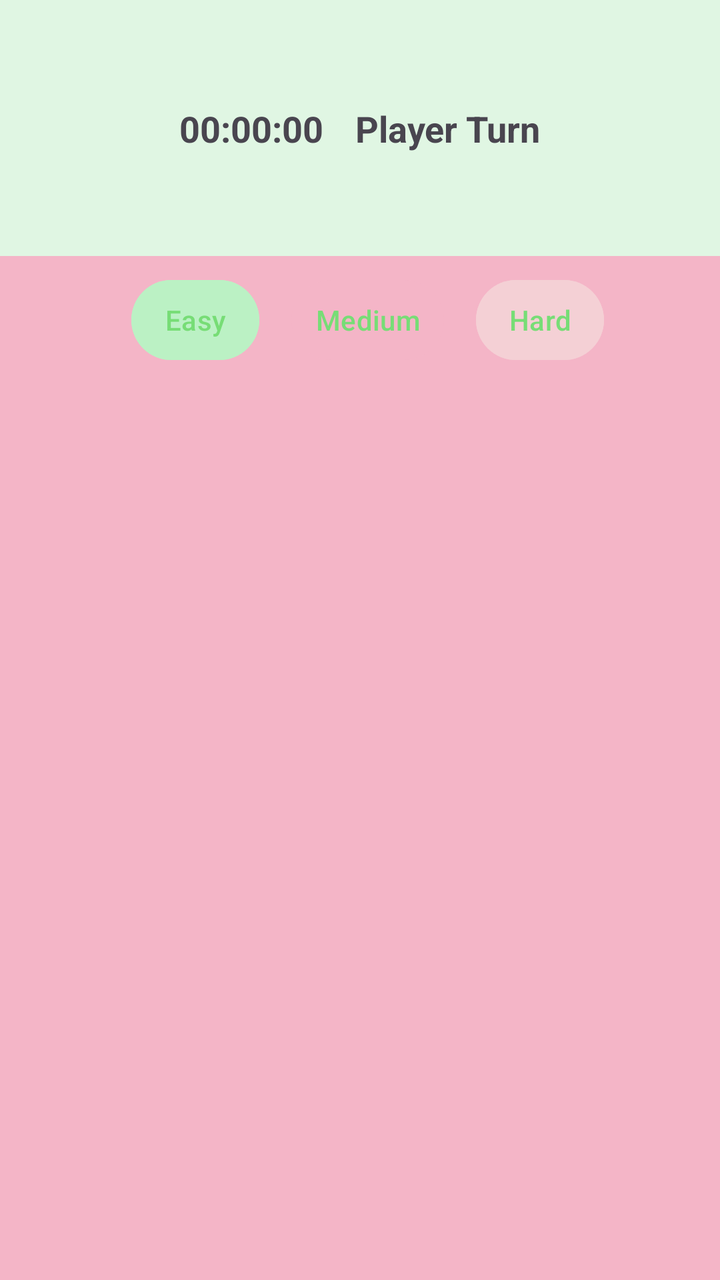
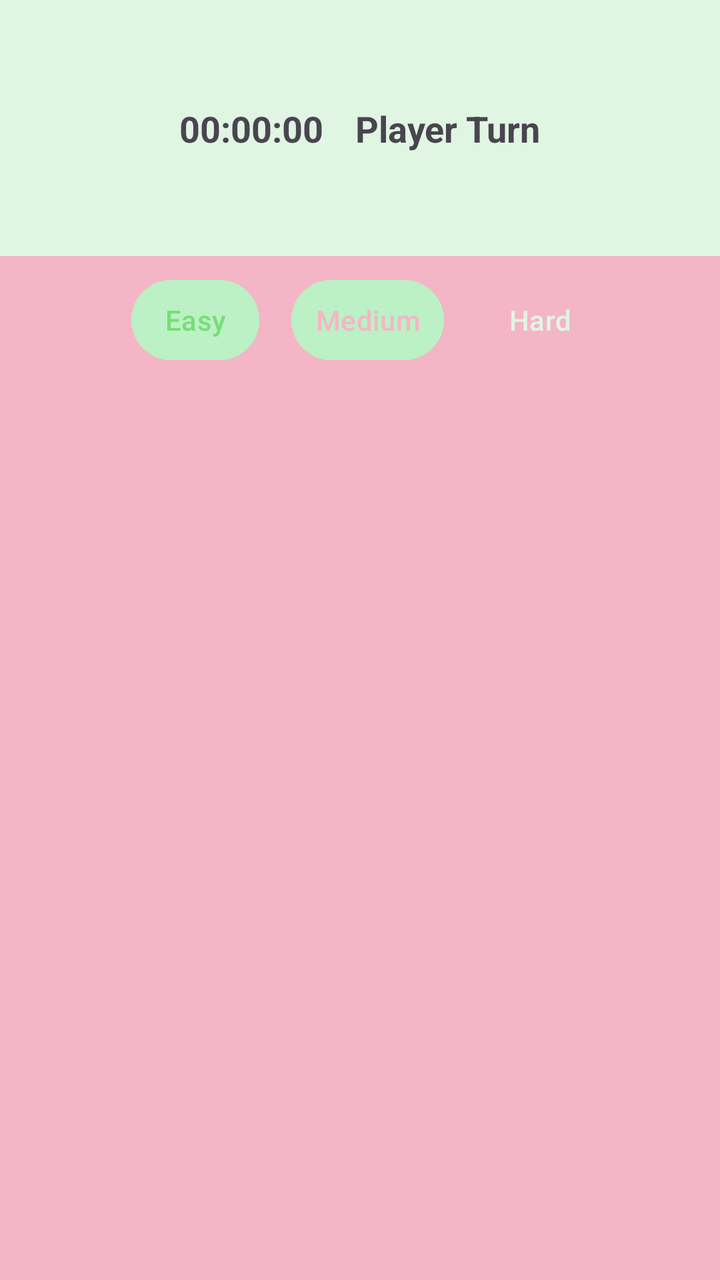

Compare the two renders of this Android layout. The source of the first and the diff that turns it into the second are given below.
<!-- AndroidManifest.xml: application theme Theme.Kaver -->
<!-- res/layout/gamescreen.xml -->
<?xml version="1.0" encoding="utf-8"?>
<androidx.constraintlayout.widget.ConstraintLayout
    xmlns:android="http://schemas.android.com/apk/res/android"
    xmlns:app="http://schemas.android.com/apk/res-auto"
    android:layout_width="match_parent"
    android:layout_height="match_parent"
    android:background="@color/whiteGreen">

    <androidx.constraintlayout.widget.Guideline
        android:id="@+id/guideline4"
        android:layout_width="wrap_content"
        android:layout_height="wrap_content"
        android:orientation="horizontal"
        app:layout_constraintGuide_percent="0.2" />


    <include
        layout="@layout/stats"
        android:layout_width="0dp"
        android:layout_height="0dp"
        app:layout_constraintBottom_toBottomOf="@+id/guideline4"
        app:layout_constraintEnd_toEndOf="parent"
        app:layout_constraintStart_toStartOf="parent"
        app:layout_constraintTop_toTopOf="parent" />

    
    <include
        layout="@layout/boards"
        android:layout_width="0dp"
        android:layout_height="0dp"
        app:layout_constraintTop_toBottomOf="@+id/guideline4"
        app:layout_constraintBottom_toBottomOf="parent"
        app:layout_constraintStart_toStartOf="parent"
        app:layout_constraintEnd_toEndOf="parent" />

    <LinearLayout
        android:id="@+id/difficultyButtons"
        style="?android:attr/buttonBarStyle"
        android:layout_width="0dp"
        android:layout_height="wrap_content"
        android:orientation="horizontal"
        android:gravity="center"
        android:layout_marginTop="8dp"
        app:layout_constraintTop_toBottomOf="@id/guideline4"
        app:layout_constraintStart_toStartOf="parent"
        app:layout_constraintEnd_toEndOf="parent">

        <Button
            android:id="@+id/buttonEasy"
            style="?android:attr/buttonBarButtonStyle"
            android:layout_width="wrap_content"
            android:layout_height="wrap_content"
            android:text="@string/easyButton"
            android:textColor="@color/darkGreen"
            android:backgroundTint="@color/lightGreen"
            android:layout_marginEnd="8dp" />

        <Button
            android:id="@+id/buttonMedium"
            style="?android:attr/buttonBarButtonStyle"
            android:layout_width="wrap_content"
            android:layout_height="wrap_content"
            android:text="@string/mediumButton"
            android:textColor="@color/darkGreen"
            android:backgroundTint="@color/lightPink"
            android:layout_marginEnd="8dp" />

        <Button
            android:id="@+id/buttonHard"
            style="?android:attr/buttonBarButtonStyle"
            android:layout_width="wrap_content"
            android:layout_height="wrap_content"
            android:text="@string/hardButton"
            android:textColor="@color/darkGreen"
            android:backgroundTint="@color/Beige" />
    </LinearLayout>

</androidx.constraintlayout.widget.ConstraintLayout>
<!-- res/layout/stats.xml (included above) -->
<?xml version="1.0" encoding="utf-8"?>
<androidx.constraintlayout.widget.ConstraintLayout
    xmlns:android="http://schemas.android.com/apk/res/android"
    xmlns:app="http://schemas.android.com/apk/res-auto"
    android:layout_width="match_parent"
    android:layout_height="match_parent"
    android:background="#E0F6E3">

    
    <TextView
        android:id="@+id/timerText"
        android:layout_width="wrap_content"
        android:layout_height="wrap_content"
        android:layout_marginEnd="8dp"
        android:text="@string/clock"
        android:textSize="18sp"
        android:textStyle="bold"
        app:layout_constraintBottom_toBottomOf="parent"
        app:layout_constraintEnd_toStartOf="@+id/whosturn"
        app:layout_constraintHorizontal_chainStyle="packed"
        app:layout_constraintStart_toStartOf="parent"
        app:layout_constraintTop_toTopOf="parent" />

    
    <TextView
        android:id="@+id/whosturn"
        android:layout_width="wrap_content"
        android:layout_height="wrap_content"
        android:layout_marginStart="8dp"
        android:text="@string/playerTurn"
        android:textSize="18sp"
        android:textStyle="bold"
        app:layout_constraintBottom_toBottomOf="@id/timerText"
        app:layout_constraintEnd_toEndOf="parent"
        app:layout_constraintStart_toEndOf="@id/timerText"
        app:layout_constraintTop_toTopOf="@id/timerText" />

</androidx.constraintlayout.widget.ConstraintLayout>
<!-- res/layout/boards.xml (included above) -->
<?xml version="1.0" encoding="utf-8"?>
<androidx.constraintlayout.widget.ConstraintLayout
    xmlns:android="http://schemas.android.com/apk/res/android"
    xmlns:app="http://schemas.android.com/apk/res-auto"
    android:background="#F4B5C7"
    android:layout_width="match_parent"
    android:layout_height="match_parent">

    <GridLayout
        android:id="@+id/gridLayoutSmall"
        android:layout_width="0dp"
        android:layout_height="0dp"
        android:layout_margin="16dp"
        android:alignmentMode="alignMargins"
        android:rowCount="4"
        android:columnCount="4"
        android:useDefaultMargins="true"
        app:layout_constraintTop_toTopOf="parent"
        app:layout_constraintBottom_toBottomOf="parent"
        app:layout_constraintStart_toStartOf="parent"
        app:layout_constraintEnd_toEndOf="parent"/>


    <GridLayout
        android:id="@+id/gridLayoutMedium"
        android:layout_width="0dp"
        android:layout_height="0dp"
        android:layout_margin="8dp"
        android:alignmentMode="alignMargins"
        android:columnCount="6"
        android:rowCount="7"
        android:useDefaultMargins="true"
        app:layout_constraintBottom_toBottomOf="parent"
        app:layout_constraintEnd_toEndOf="parent"
        app:layout_constraintStart_toStartOf="parent"
        app:layout_constraintTop_toTopOf="parent"/>

    <GridLayout
        android:id="@+id/gridLayoutLarge"
        android:layout_width="0dp"
        android:layout_height="0dp"
        android:layout_margin="4dp"
        android:alignmentMode="alignMargins"
        android:columnCount="10"
        android:rowCount="10"
        android:useDefaultMargins="true"
        app:layout_constraintBottom_toBottomOf="parent"
        app:layout_constraintEnd_toEndOf="parent"
        app:layout_constraintStart_toStartOf="parent"
        app:layout_constraintTop_toTopOf="parent"/>

</androidx.constraintlayout.widget.ConstraintLayout>
<!-- resources referenced by this layout -->
<resources>
  <color name="Beige">#F4D0D5</color>
  <color name="darkGreen">#77DD76</color>
  <color name="lightGreen">#BBF1C4</color>
  <color name="lightPink">#F4B5C7</color>
  <color name="whiteGreen">#E0F6E3</color>
  <string name="clock">00:00:00</string>
  <string name="easyButton">Easy</string>
  <string name="hardButton">Hard</string>
  <string name="mediumButton">Medium</string>
  <string name="playerTurn">Player Turn</string>
  <style name="Theme.Kaver" parent="Base.Theme.Kaver" />
  <style name="Base.Theme.Kaver" parent="Theme.Material3.DayNight.NoActionBar">
      <item name="colorPrimary">@color/darkGreen</item>
      <item name="colorOnPrimary">@color/white</item>
  
      <item name="colorSecondary">@color/darkPink</item>
      <item name="colorOnSecondary">@color/white</item>
  
      <item name="colorTertiary">@color/darkBlue</item>
      <item name="colorOnTertiary">@color/white</item>
  
      <item name="android:colorBackground">@color/white</item>
  </style>
  <color name="white">#FFFFFFFF</color>
  <color name="darkPink">#F49AC2</color>
  <color name="darkBlue">#2D3A6E</color>
</resources>

<!-- the commit's change to res/layout/gamescreen.xml (unified diff, before → after) -->
@@ -1,10 +1,9 @@
 <?xml version="1.0" encoding="utf-8"?>
-<androidx.constraintlayout.widget.ConstraintLayout
-    xmlns:android="http://schemas.android.com/apk/res/android"
+<androidx.constraintlayout.widget.ConstraintLayout xmlns:android="http://schemas.android.com/apk/res/android"
     xmlns:app="http://schemas.android.com/apk/res-auto"
     android:layout_width="match_parent"
     android:layout_height="match_parent"
-    android:background="@color/whiteGreen">
+    android:background="?attr/android:colorBackground">
 
     <androidx.constraintlayout.widget.Guideline
         android:id="@+id/guideline4"
@@ -23,63 +22,61 @@
         app:layout_constraintStart_toStartOf="parent"
         app:layout_constraintTop_toTopOf="parent" />
 
-    
     <include
         layout="@layout/boards"
         android:layout_width="0dp"
         android:layout_height="0dp"
-        app:layout_constraintTop_toBottomOf="@+id/guideline4"
         app:layout_constraintBottom_toBottomOf="parent"
+        app:layout_constraintEnd_toEndOf="parent"
         app:layout_constraintStart_toStartOf="parent"
-        app:layout_constraintEnd_toEndOf="parent" />
+        app:layout_constraintTop_toBottomOf="@+id/guideline4" />
 
     <LinearLayout
         android:id="@+id/difficultyButtons"
         style="?android:attr/buttonBarStyle"
         android:layout_width="0dp"
         android:layout_height="wrap_content"
+        android:layout_marginTop="8dp"
+        android:gravity="center"
         android:orientation="horizontal"
-        android:gravity="center"
-        android:layout_marginTop="8dp"
-        app:layout_constraintTop_toBottomOf="@id/guideline4"
+        app:layout_constraintEnd_toEndOf="parent"
         app:layout_constraintStart_toStartOf="parent"
-        app:layout_constraintEnd_toEndOf="parent">
+        app:layout_constraintTop_toBottomOf="@id/guideline4">
 
         <Button
             android:id="@+id/buttonEasy"
             style="?android:attr/buttonBarButtonStyle"
             android:layout_width="wrap_content"
             android:layout_height="wrap_content"
+            android:layout_marginEnd="8dp"
+            android:backgroundTint="?attr/colorOnPrimary"
             android:text="@string/easyButton"
-            android:textColor="@color/darkGreen"
-            android:backgroundTint="@color/lightGreen"
-            android:layout_marginEnd="8dp" />
+            android:textColor="?attr/colorPrimary" />
 
         <Button
             android:id="@+id/buttonMedium"
             style="?android:attr/buttonBarButtonStyle"
             android:layout_width="wrap_content"
             android:layout_height="wrap_content"
+            android:layout_marginEnd="8dp"
+            android:backgroundTint="?attr/colorOnPrimary"
             android:text="@string/mediumButton"
-            android:textColor="@color/darkGreen"
-            android:backgroundTint="@color/lightPink"
-            android:layout_marginEnd="8dp" />
+            android:textColor="?attr/colorOnSecondary" />
 
         <Button
             android:id="@+id/buttonHard"
             style="?android:attr/buttonBarButtonStyle"
             android:layout_width="wrap_content"
             android:layout_height="wrap_content"
+            android:backgroundTint="?attr/colorOnSecondary"
             android:text="@string/hardButton"
-            android:textColor="@color/darkGreen"
-            android:backgroundTint="@color/Beige" />
+            android:textColor="?attr/colorOnPrimarySurface" />
     </LinearLayout>
 
 </androidx.constraintlayout.widget.ConstraintLayout>
 <!-- res/layout/stats.xml (included above) -->
 <?xml version="1.0" encoding="utf-8"?>
-<androidx.constraintlayout.widget.ConstraintLayout
-    xmlns:android="http://schemas.android.com/apk/res/android"
+<androidx.constraintlayout.widget.ConstraintLayout xmlns:android="http://schemas.android.com/apk/res/android"
     xmlns:app="http://schemas.android.com/apk/res-auto"
     android:layout_width="match_parent"
     android:layout_height="match_parent"
@@ -95,14 +92,14 @@
         android:textSize="18sp"
         android:textStyle="bold"
         app:layout_constraintBottom_toBottomOf="parent"
-        app:layout_constraintEnd_toStartOf="@+id/whosturn"
+        app:layout_constraintEnd_toStartOf="@+id/turn"
         app:layout_constraintHorizontal_chainStyle="packed"
         app:layout_constraintStart_toStartOf="parent"
         app:layout_constraintTop_toTopOf="parent" />
 
     
     <TextView
-        android:id="@+id/whosturn"
+        android:id="@+id/turn"
         android:layout_width="wrap_content"
         android:layout_height="wrap_content"
         android:layout_marginStart="8dp"
@@ -117,12 +114,11 @@
 </androidx.constraintlayout.widget.ConstraintLayout>
 <!-- res/layout/boards.xml (included above) -->
 <?xml version="1.0" encoding="utf-8"?>
-<androidx.constraintlayout.widget.ConstraintLayout
-    xmlns:android="http://schemas.android.com/apk/res/android"
+<androidx.constraintlayout.widget.ConstraintLayout xmlns:android="http://schemas.android.com/apk/res/android"
     xmlns:app="http://schemas.android.com/apk/res-auto"
-    android:background="#F4B5C7"
     android:layout_width="match_parent"
-    android:layout_height="match_parent">
+    android:layout_height="match_parent"
+    android:background="#F4B5C7">
 
     <GridLayout
         android:id="@+id/gridLayoutSmall"
@@ -130,13 +126,13 @@
         android:layout_height="0dp"
         android:layout_margin="16dp"
         android:alignmentMode="alignMargins"
+        android:columnCount="4"
         android:rowCount="4"
-        android:columnCount="4"
         android:useDefaultMargins="true"
-        app:layout_constraintTop_toTopOf="parent"
         app:layout_constraintBottom_toBottomOf="parent"
+        app:layout_constraintEnd_toEndOf="parent"
         app:layout_constraintStart_toStartOf="parent"
-        app:layout_constraintEnd_toEndOf="parent"/>
+        app:layout_constraintTop_toTopOf="parent" />
 
 
     <GridLayout
@@ -151,7 +147,7 @@
         app:layout_constraintBottom_toBottomOf="parent"
         app:layout_constraintEnd_toEndOf="parent"
         app:layout_constraintStart_toStartOf="parent"
-        app:layout_constraintTop_toTopOf="parent"/>
+        app:layout_constraintTop_toTopOf="parent" />
 
     <GridLayout
         android:id="@+id/gridLayoutLarge"
@@ -165,6 +161,6 @@
         app:layout_constraintBottom_toBottomOf="parent"
         app:layout_constraintEnd_toEndOf="parent"
         app:layout_constraintStart_toStartOf="parent"
-        app:layout_constraintTop_toTopOf="parent"/>
+        app:layout_constraintTop_toTopOf="parent" />
 
 </androidx.constraintlayout.widget.ConstraintLayout>
<!-- resource entries referenced after the edit -->
@@ -1,10 +1,11 @@
 <!-- resources referenced by this layout -->
 <resources>
-  <color name="Beige">#F4D0D5</color>
   <color name="darkGreen">#77DD76</color>
-  <color name="lightGreen">#BBF1C4</color>
-  <color name="lightPink">#F4B5C7</color>
-  <color name="whiteGreen">#E0F6E3</color>
+  <color name="mediumGreen">#BBF1C4</color>
+  <color name="lightGreen">#E0F6E3</color>
+  <color name="red">#F47174</color>
+  <color name="pink">#F4B5C7</color>
+  <color name="blue">#93CAED</color>
   <string name="clock">00:00:00</string>
   <string name="easyButton">Easy</string>
   <string name="hardButton">Hard</string>
@@ -12,19 +13,16 @@
   <string name="playerTurn">Player Turn</string>
   <style name="Theme.Kaver" parent="Base.Theme.Kaver" />
   <style name="Base.Theme.Kaver" parent="Theme.Material3.DayNight.NoActionBar">
-      <item name="colorPrimary">@color/darkGreen</item>
-      <item name="colorOnPrimary">@color/white</item>
+          <item name="colorPrimary">@color/darkGreen</item>
+          <item name="colorOnPrimary">@color/mediumGreen</item>
+          <item name="colorOnPrimarySurface">@color/lightGreen</item>
   
-      <item name="colorSecondary">@color/darkPink</item>
-      <item name="colorOnSecondary">@color/white</item>
+          <item name="colorSecondary">@color/red</item>
+          <item name="colorOnSecondary">@color/pink</item>
+          <item name="colorTertiary">@color/blue</item>
   
-      <item name="colorTertiary">@color/darkBlue</item>
-      <item name="colorOnTertiary">@color/white</item>
-  
-      <item name="android:colorBackground">@color/white</item>
-  </style>
+          <item name="android:colorBackground">@color/white</item>
+      </style>
   <color name="white">#FFFFFFFF</color>
-  <color name="darkPink">#F49AC2</color>
-  <color name="darkBlue">#2D3A6E</color>
 </resources>
 
